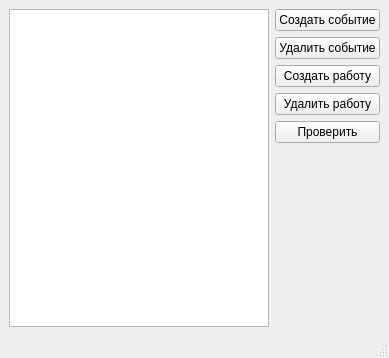
This is mainwindow.ui in Anna-Sent/networkplanning as Qt 5 draws it before an edit. The edited form follows.
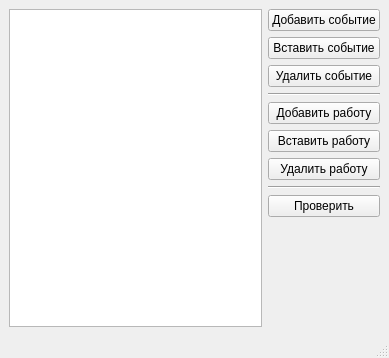
This is the edited form.

Commit message: now user can add or insert event/operation. id is generated automatically

The edit to the form file:
```diff
--- a/mainwindow.ui
+++ b/mainwindow.ui
@@ -33,7 +33,14 @@
       <item>
        <widget class="QPushButton" name="btnAddEvent">
         <property name="text">
-         <string>Создать событие</string>
+         <string>Добавить событие</string>
+        </property>
+       </widget>
+      </item>
+      <item>
+       <widget class="QPushButton" name="btnInsertEvent">
+        <property name="text">
+         <string>Вставить событие</string>
         </property>
        </widget>
       </item>
@@ -44,10 +51,24 @@
         </property>
        </widget>
       </item>
+      <item>
+       <widget class="Line" name="line">
+        <property name="orientation">
+         <enum>Qt::Horizontal</enum>
+        </property>
+       </widget>
+      </item>
       <item>
        <widget class="QPushButton" name="btnAddOperation">
         <property name="text">
-         <string>Создать работу</string>
+         <string>Добавить работу</string>
+        </property>
+       </widget>
+      </item>
+      <item>
+       <widget class="QPushButton" name="btnInsertOperation">
+        <property name="text">
+         <string>Вставить работу</string>
         </property>
        </widget>
       </item>
@@ -58,6 +79,13 @@
         </property>
        </widget>
       </item>
+      <item>
+       <widget class="Line" name="line_2">
+        <property name="orientation">
+         <enum>Qt::Horizontal</enum>
+        </property>
+       </widget>
+      </item>
       <item>
        <widget class="QPushButton" name="btnCheck">
         <property name="text">
```
The commit also changes 6 other files.
